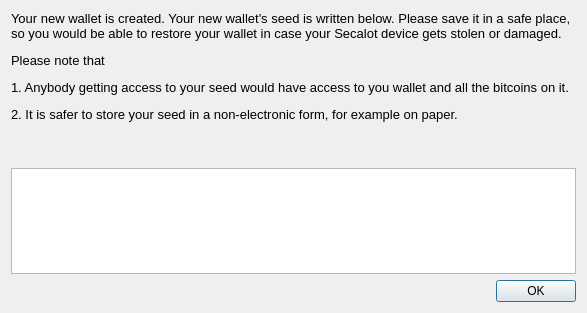
Qt form plugins/secalot/secalotPersoDisplaySeedDialog.ui (Secalot/electrum) before a commit.
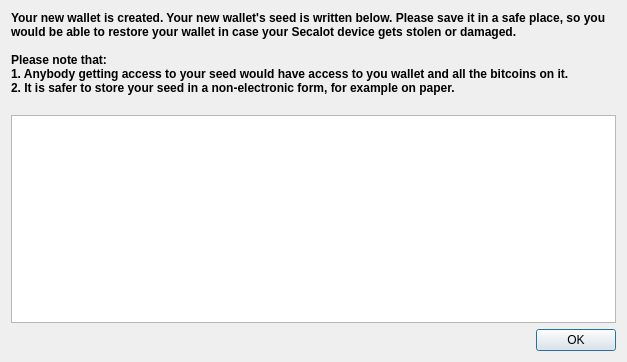
The same form after that commit.

```diff
--- a/plugins/secalot/secalotPersoDisplaySeedDialog.ui
+++ b/plugins/secalot/secalotPersoDisplaySeedDialog.ui
@@ -6,10 +6,16 @@
    <rect>
     <x>0</x>
     <y>0</y>
-    <width>587</width>
-    <height>313</height>
+    <width>627</width>
+    <height>362</height>
    </rect>
   </property>
+  <property name="sizePolicy">
+   <sizepolicy hsizetype="Minimum" vsizetype="Minimum">
+    <horstretch>0</horstretch>
+    <verstretch>0</verstretch>
+   </sizepolicy>
+  </property>
   <property name="windowTitle">
    <string>New wallet created</string>
   </property>
@@ -20,13 +26,27 @@
    <item>
     <widget class="QLabel" name="HeaderLabel">
      <property name="sizePolicy">
-      <sizepolicy hsizetype="Expanding" vsizetype="Expanding">
+      <sizepolicy hsizetype="MinimumExpanding" vsizetype="Minimum">
        <horstretch>0</horstretch>
        <verstretch>0</verstretch>
       </sizepolicy>
      </property>
+     <property name="font">
+      <font>
+       <weight>75</weight>
+       <bold>true</bold>
+      </font>
+     </property>
      <property name="text">
-      <string>&lt;html&gt;&lt;head/&gt;&lt;body&gt;&lt;p&gt;&lt;span style=&quot; font-size:10pt;&quot;&gt;Your new wallet is created. Your new wallet's seed is written below. Please save it in a safe place, so you would be able to restore your wallet in case your Secalot device gets stolen or damaged.&lt;/span&gt;&lt;/p&gt;&lt;p&gt;&lt;span style=&quot; font-size:10pt;&quot;&gt;Please note that&lt;/span&gt;&lt;/p&gt;&lt;p&gt;&lt;span style=&quot; font-size:10pt;&quot;&gt;1. Anybody getting access to your seed would have access to you wallet and all the bitcoins on it.&lt;/span&gt;&lt;/p&gt;&lt;p&gt;&lt;span style=&quot; font-size:10pt;&quot;&gt;2. It is safer to store your seed in a non-electronic form, for example on paper.&lt;/span&gt;&lt;/p&gt;&lt;p&gt;&lt;br/&gt;&lt;/p&gt;&lt;/body&gt;&lt;/html&gt;</string>
+      <string>Your new wallet is created. Your new wallet's seed is written below. Please save it in a safe place, so you would be able to restore your wallet in case your Secalot device gets stolen or damaged.
+
+Please note that:
+1. Anybody getting access to your seed would have access to you wallet and all the bitcoins on it.
+2. It is safer to store your seed in a non-electronic form, for example on paper.
+</string>
+     </property>
+     <property name="textFormat">
+      <enum>Qt::PlainText</enum>
      </property>
      <property name="wordWrap">
       <bool>true</bool>
@@ -34,7 +54,14 @@
     </widget>
    </item>
    <item>
-    <widget class="QTextBrowser" name="SeedTextBrowser"/>
+    <widget class="QTextBrowser" name="SeedTextBrowser">
+     <property name="sizePolicy">
+      <sizepolicy hsizetype="MinimumExpanding" vsizetype="MinimumExpanding">
+       <horstretch>0</horstretch>
+       <verstretch>0</verstretch>
+      </sizepolicy>
+     </property>
+    </widget>
    </item>
    <item>
     <widget class="QDialogButtonBox" name="SeedDialogButtonBox">
```
Left out of the diff: 2 changed lines with no effect on the pictures.
